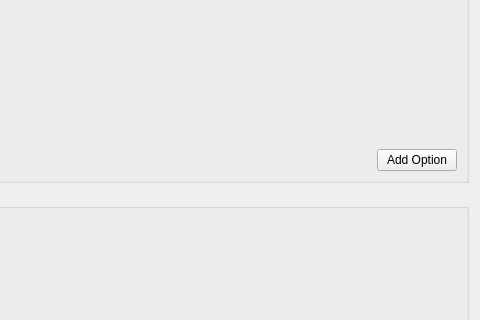
This is Minerva/Plugins/WmsLayerQt/WmsWidget.ui in perryiv/cadkit as Qt 5 draws it before an edit; both pictures show x 221 to 701 and y 196 to 516 of the 701 by 762 pixel window. The edited form follows.
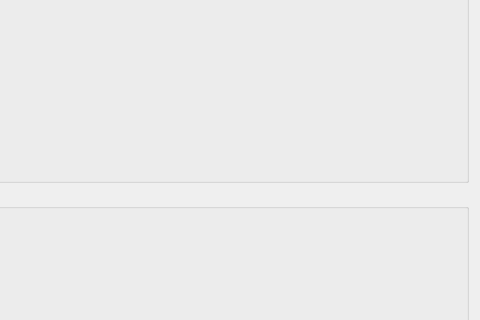
This is the edited form.

Diff of the .ui file:
```diff
--- a/Minerva/Plugins/WmsLayerQt/WmsWidget.ui
+++ b/Minerva/Plugins/WmsLayerQt/WmsWidget.ui
@@ -53,30 +53,6 @@
       <item>
        <widget class="QWidget" native="1" name="_optionsWidget" />
       </item>
-      <item>
-       <layout class="QHBoxLayout" >
-        <item>
-         <spacer>
-          <property name="orientation" >
-           <enum>Qt::Horizontal</enum>
-          </property>
-          <property name="sizeHint" >
-           <size>
-            <width>40</width>
-            <height>20</height>
-           </size>
-          </property>
-         </spacer>
-        </item>
-        <item>
-         <widget class="QPushButton" name="addOptionButton" >
-          <property name="text" >
-           <string>Add Option</string>
-          </property>
-         </widget>
-        </item>
-       </layout>
-      </item>
      </layout>
     </widget>
    </item>
```
